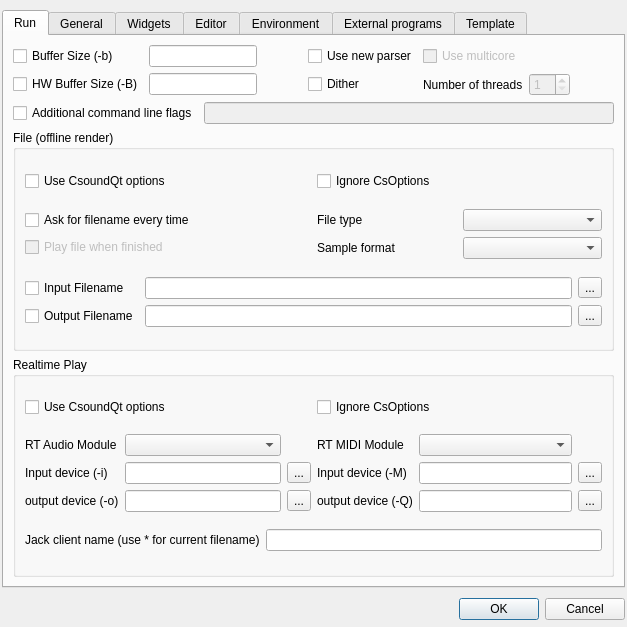
Old version of the form src/configdialog.ui in the repository CsoundQt/CsoundQt.
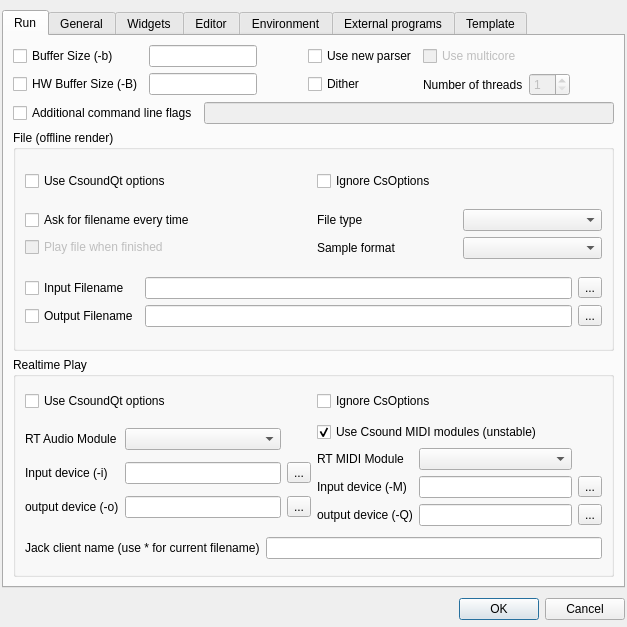
New version of the form. The open tabs and pages were chosen to show the change.

Commit message: MIDI in now working

Patch:
```diff
--- a/src/configdialog.ui
+++ b/src/configdialog.ui
@@ -334,50 +334,60 @@
           </item>
           <item row="1" column="1">
            <layout class="QGridLayout" name="midilayout">
-            <item row="1" column="1">
+            <item row="2" column="2">
              <widget class="QLineEdit" name="RtMidiInputLineEdit"/>
             </item>
-            <item row="1" column="2">
+            <item row="2" column="3">
              <widget class="QToolButton" name="midiInputToolButton">
               <property name="text">
                <string>...</string>
               </property>
              </widget>
             </item>
-            <item row="2" column="0">
+            <item row="3" column="1">
              <widget class="QLabel" name="label_8">
               <property name="text">
                <string>output device (-Q)</string>
               </property>
              </widget>
             </item>
-            <item row="2" column="1">
+            <item row="3" column="2">
              <widget class="QLineEdit" name="RtMidiOutputLineEdit"/>
             </item>
-            <item row="2" column="2">
+            <item row="3" column="3">
              <widget class="QToolButton" name="midiOutputToolButton">
               <property name="text">
                <string>...</string>
               </property>
              </widget>
             </item>
-            <item row="1" column="0">
+            <item row="2" column="1">
              <widget class="QLabel" name="label_12">
               <property name="text">
                <string>Input device (-M)</string>
               </property>
              </widget>
             </item>
-            <item row="0" column="1">
-             <widget class="QComboBox" name="RtMidiModuleComboBox"/>
-            </item>
-            <item row="0" column="0">
+            <item row="1" column="1">
              <widget class="QLabel" name="label_18">
               <property name="text">
                <string>RT MIDI Module</string>
               </property>
              </widget>
             </item>
+            <item row="1" column="2">
+             <widget class="QComboBox" name="RtMidiModuleComboBox"/>
+            </item>
+            <item row="0" column="1" colspan="3">
+             <widget class="QCheckBox" name="csoundMidiCheckBox">
+              <property name="text">
+               <string>Use Csound MIDI modules (unstable)</string>
+              </property>
+              <property name="checked">
+               <bool>true</bool>
+              </property>
+             </widget>
+            </item>
            </layout>
           </item>
           <item row="2" column="0" colspan="2">
```
Left out of the diff: 222 changed lines with no effect on the pictures. The commit also changes 12 other files.
